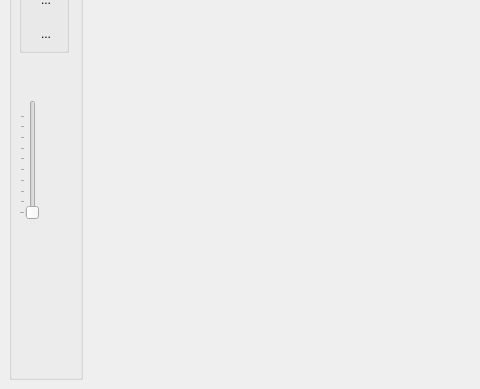
This is bLUe.ui in bvirxx/bLUe_PYSIDE as Qt 5 draws it before an edit; both pictures show x 0 to 480 and y 618 to 1007 of the 1169 by 1007 pixel window. The edited form follows.
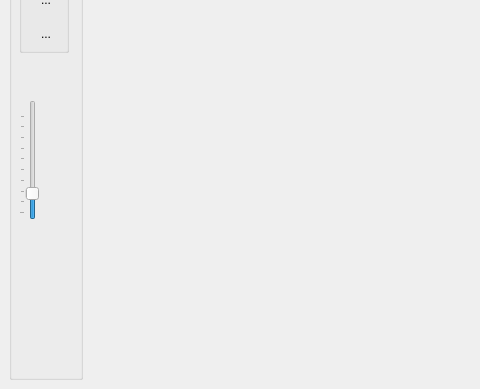
This is the edited form. Icons and pictures are not drawn. Custom widgets are drawn as their Qt base class.

The edit to the form file:
```diff
--- a/bLUe.ui
+++ b/bLUe.ui
@@ -558,6 +558,9 @@
             <property name="maximum">
              <number>100</number>
             </property>
+            <property name="value">
+             <number>20</number>
+            </property>
             <property name="orientation">
              <enum>Qt::Vertical</enum>
             </property>
```
